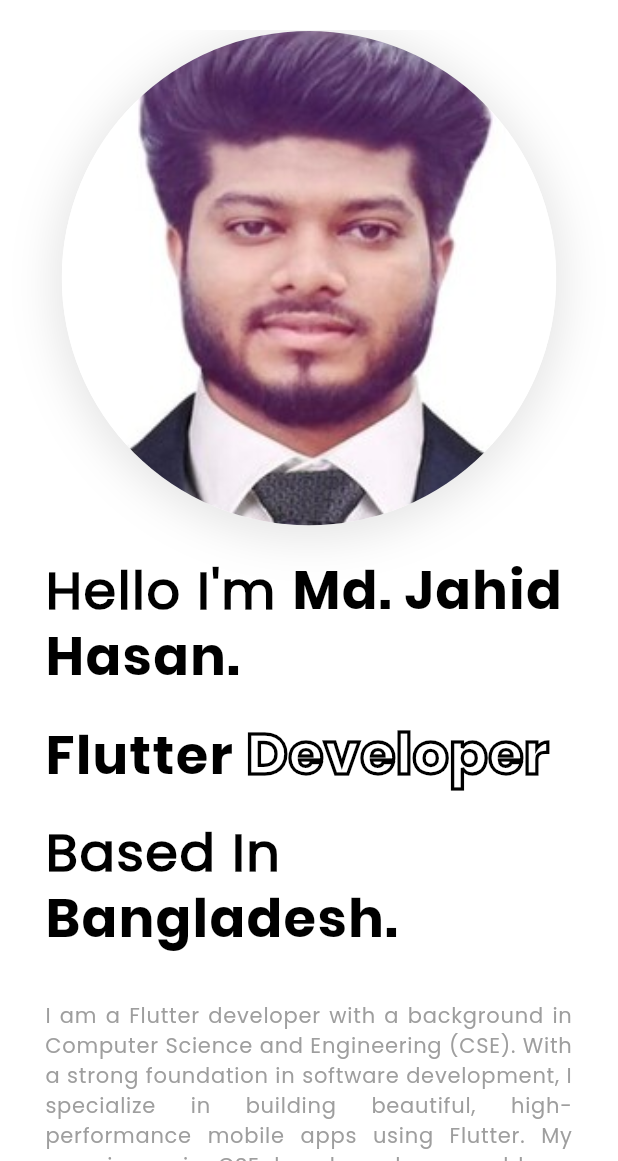
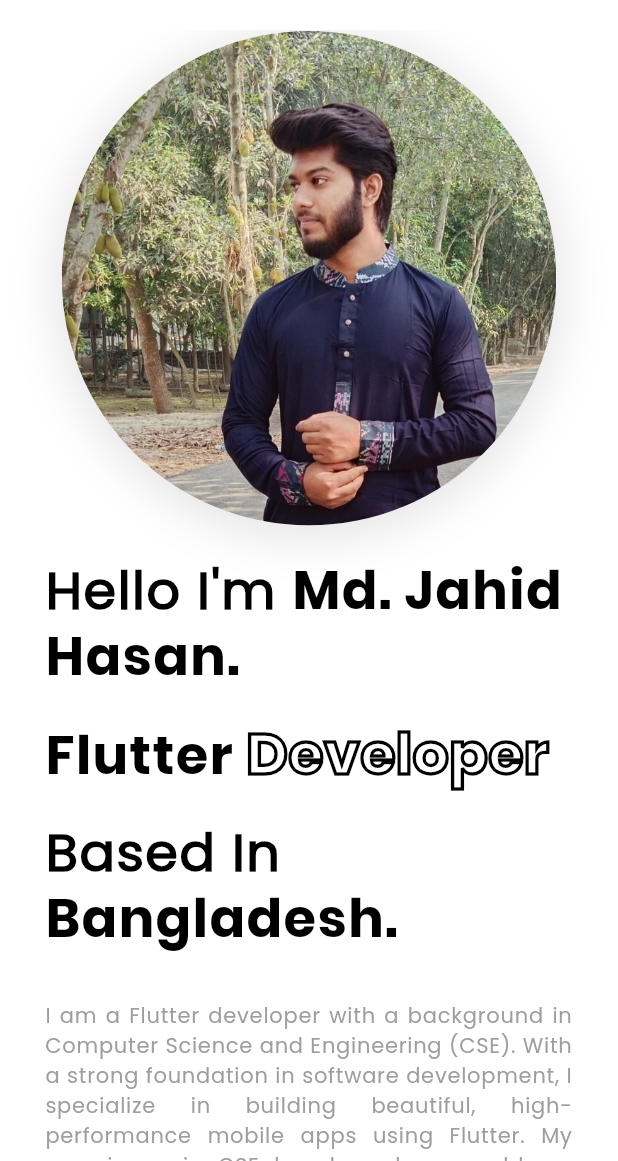
Before and after one commit to Jahid01234/my_portfolio, a Flutter app: the screen it shows after launch, on a phone screen of 412 x 824 dp, the part 75-1236 px from its top. Run offline on Flutter 3.47's test engine with Material 3 defaults, Android fonts, the phone set to English and light mode, and no system bars; drawn by our look-alikes of widget_and_text_animator; our stand-ins replace animated_background, flutter_carousel_widget, flutter_svg, gap, lottie, responsive_framework and 1 more; missing offline and left inert: dart:ui_web.

Commit message:
-some change

```diff
--- a/lib/utils/assets.dart
+++ b/lib/utils/assets.dart
@@ -18,7 +18,8 @@
   static const String notesApp = "$imagePath/notes_app.png";
   static const String plantsApp = "$imagePath/plants_app.png";
   static const String background = "$imagePath/background.svg";
-  static const String profilePicture = "$imagePath/profilePicture.jpg";
+  //static const String profilePicture = "$imagePath/profilePicture.jpg";
+  static const String profilePicture = "$imagePath/jahid_pic.jpg";
 
 
   static const String facebookIcon = "$iconPath/facebook.svg";
--- a/lib/widgets/profile_picture_widget.dart
+++ b/lib/widgets/profile_picture_widget.dart
@@ -19,7 +19,7 @@
           color: Colors.white,
           image: const DecorationImage(
               image: AssetImage(Assets.profilePicture),
-            fit: BoxFit.fitHeight
+              fit: BoxFit.cover
           ),
           boxShadow: [
             BoxShadow(
```
Also changed, not shown: assets/images/jahid_pic.jpg (added), pubspec.lock, 1 other file.
